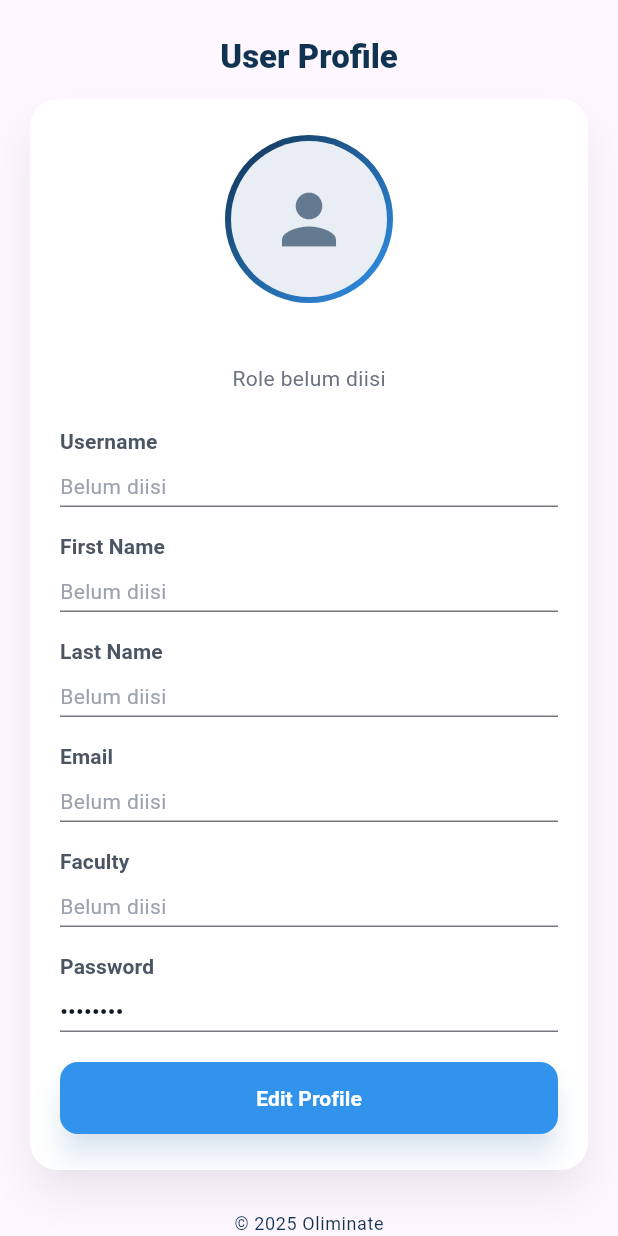
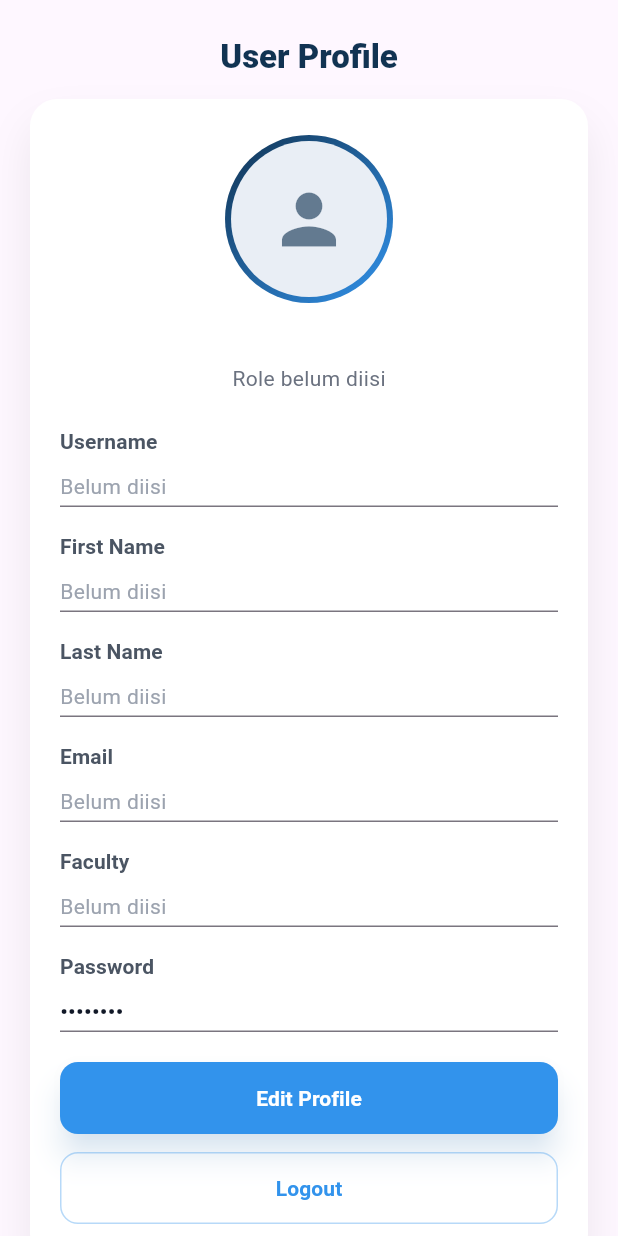
Before and after one commit to pbp-kelompok-c08/Oliminate-mobile, a Flutter app: the ProfilePage screen opened directly, on a phone screen of 412 x 824 dp. Run offline on Flutter 3.47's test engine with Material 3 defaults, Android fonts, the phone set to English and light mode, and no system bars; our stand-ins replace file_picker; accounts and stored records are empty.

Commit message:
Menambah fitur logout

```diff
--- a/lib/features/user-profile/main_profile.dart
+++ b/lib/features/user-profile/main_profile.dart
@@ -1,6 +1,7 @@
 import 'package:flutter/material.dart';
 import 'package:oliminate_mobile/core/app_config.dart';
 import 'package:oliminate_mobile/features/user-profile/auth_repository.dart';
+import 'package:oliminate_mobile/features/user-profile/login.dart';
 import 'edit_profile.dart';
 
 class ProfilePage extends StatefulWidget {
@@ -21,6 +22,7 @@ class _ProfilePageState extends State<ProfilePage> {
   ProfileData? _profile;
   bool _loading = true;
   String? _error;
+  bool _loggingOut = false;
 
   @override
   void initState() {
@@ -46,6 +48,21 @@ class _ProfilePageState extends State<ProfilePage> {
       _loading = false;
       _error = data == null ? 'Profil tidak bisa dimuat.' : null;
     });
+  }
+
+  Future<void> _logout() async {
+    setState(() {
+      _loggingOut = true;
+    });
+    await _authRepo.logout();
+    if (!mounted) return;
+    setState(() {
+      _loggingOut = false;
+    });
+    Navigator.of(context).pushNamedAndRemoveUntil(
+      LoginPage.routeName,
+      (route) => false,
+    );
   }
 
   String? _resolveImage(String path) {
@@ -186,6 +203,27 @@ class _ProfilePageState extends State<ProfilePage> {
                             ),
                           ),
                         ),
+                        const SizedBox(height: 12),
+                        SizedBox(
+                          width: double.infinity,
+                          child: OutlinedButton(
+                            onPressed: _loggingOut ? null : _logout,
+                            style: OutlinedButton.styleFrom(
+                              padding: const EdgeInsets.symmetric(vertical: 14),
+                              shape: RoundedRectangleBorder(
+                                  borderRadius: BorderRadius.circular(12)),
+                              side: BorderSide(
+                                  color: ProfilePage._baseBlue.withOpacity(0.35)),
+                            ),
+                            child: Text(
+                              _loggingOut ? 'Logging out...' : 'Logout',
+                              style: theme.textTheme.labelLarge?.copyWith(
+                                color: ProfilePage._baseBlue,
+                                fontWeight: FontWeight.w700,
+                              ),
+                            ),
+                          ),
+                        ),
                       ],
                     ),
                   ),
```
